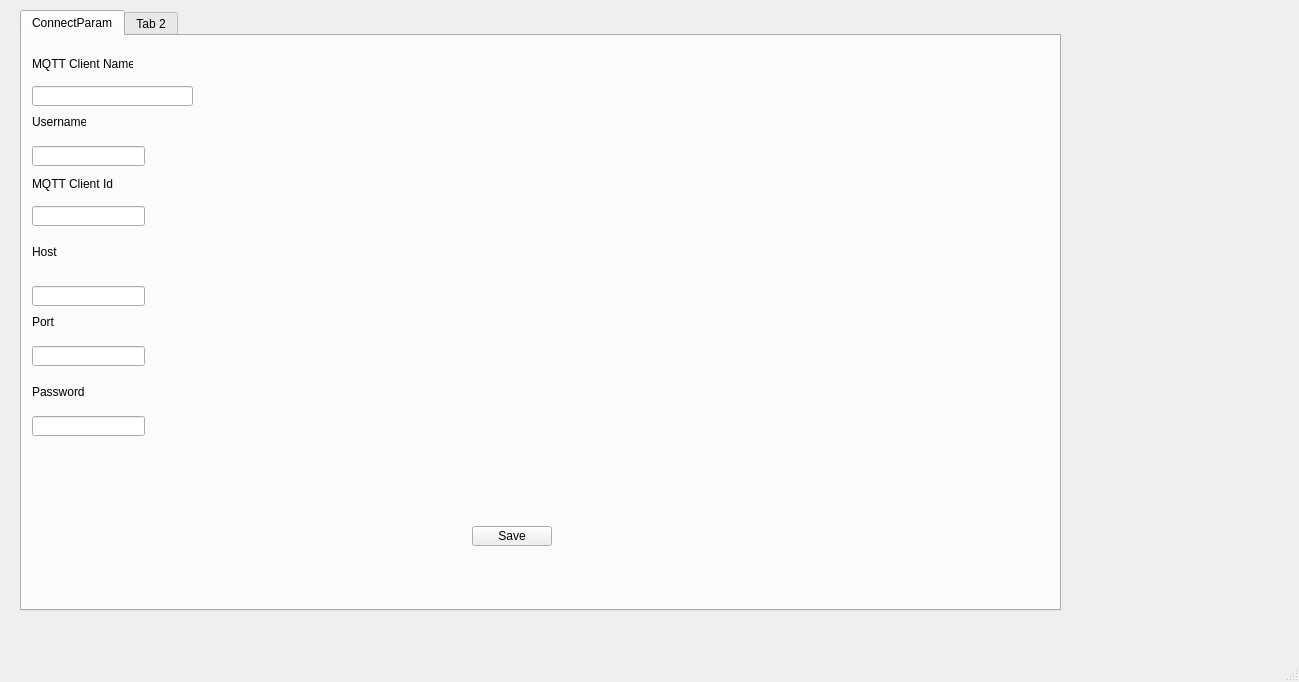
The window that mainwindow.ui (lixuanhua2015/mqttclient) describes before a commit, drawn with Qt 5.
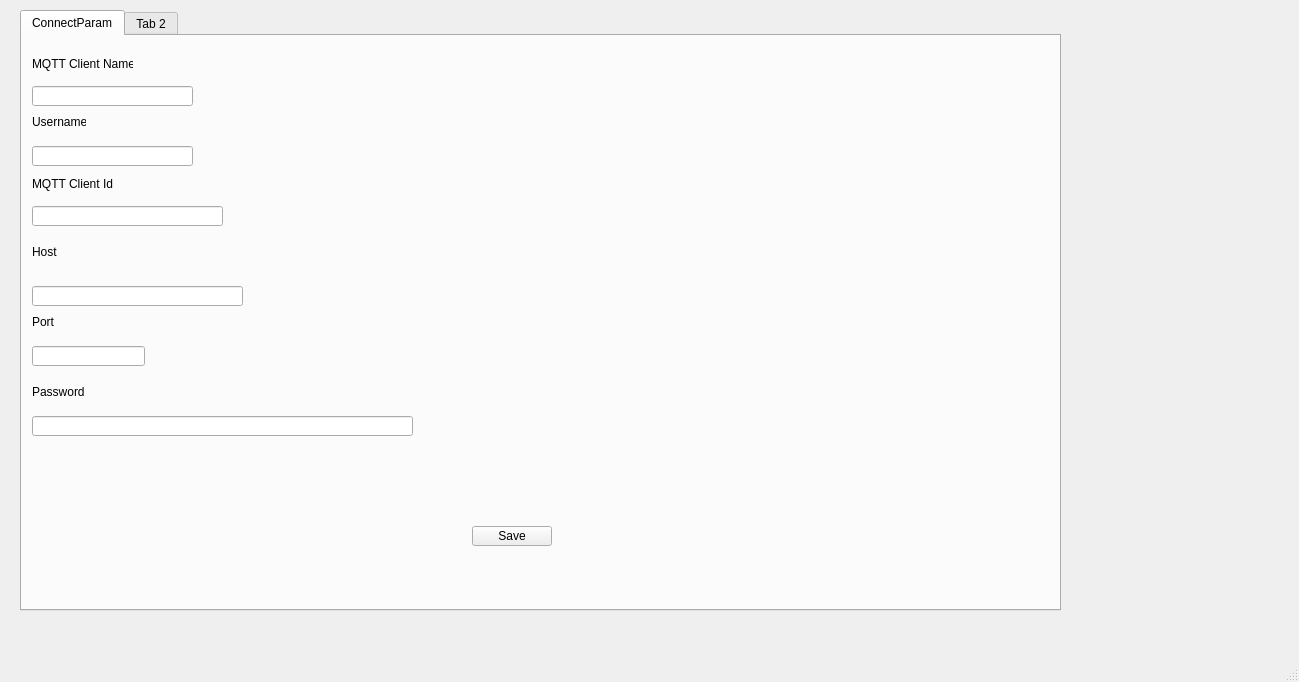
The same window after the commit.

What changed in the file:
```diff
--- a/mainwindow.ui
+++ b/mainwindow.ui
@@ -68,7 +68,7 @@
        <rect>
         <x>10</x>
         <y>110</y>
-        <width>113</width>
+        <width>161</width>
         <height>20</height>
        </rect>
       </property>
@@ -91,7 +91,7 @@
        <rect>
         <x>10</x>
         <y>170</y>
-        <width>113</width>
+        <width>191</width>
         <height>20</height>
        </rect>
       </property>
@@ -114,7 +114,7 @@
        <rect>
         <x>10</x>
         <y>250</y>
-        <width>113</width>
+        <width>211</width>
         <height>20</height>
        </rect>
       </property>
@@ -160,7 +160,7 @@
        <rect>
         <x>10</x>
         <y>380</y>
-        <width>113</width>
+        <width>381</width>
         <height>20</height>
        </rect>
       </property>
```
